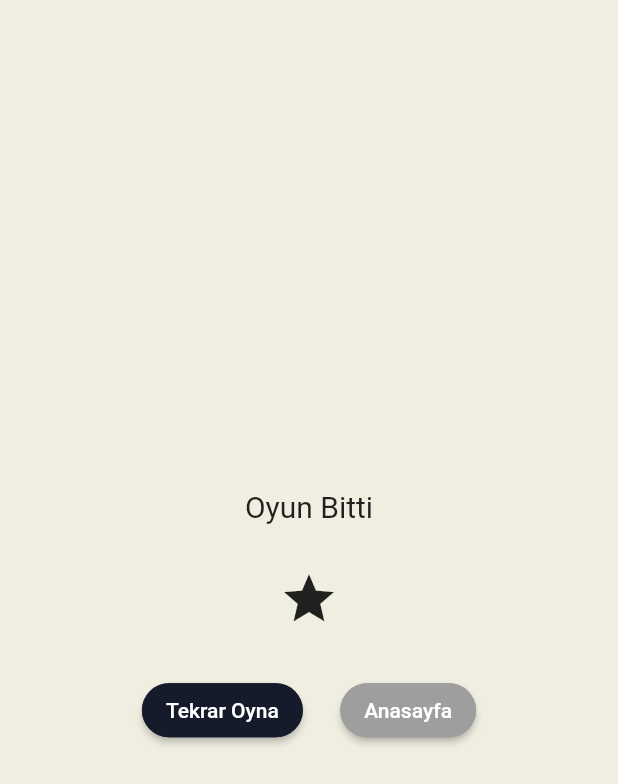
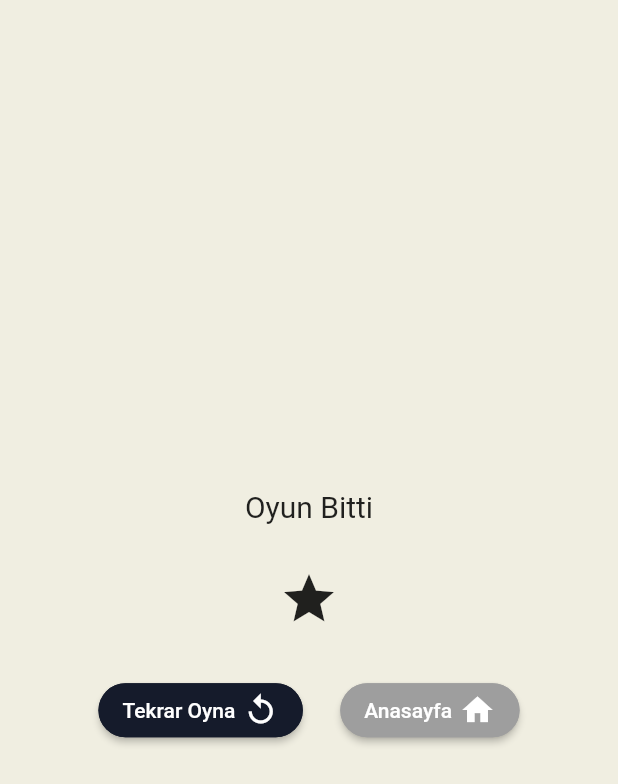
Before and after one commit to abdullahturkmen/bubbles_pop, a Flutter app: the GameOver screen opened directly with empty values, on a phone screen of 412 x 824 dp. Shown: the top 784 px of the screen. Run offline on Flutter 3.47's test engine with Material 2 defaults, Android fonts, the light colour scheme and no system bars; our stand-ins replace circular_countdown_timer, confetti, just_audio.

Commit message:
splash screen changes and icon added buttons

```diff
--- a/lib/game.dart
+++ b/lib/game.dart
@@ -102,7 +102,7 @@ class _GamePageState extends State<GamePage> {
       }
 
       _controller.restart(duration: _counter);
-      player.setAsset('lib/assets/sounds/ding-sound.mp3');
+      player.setAsset('lib/assets/sounds/dong-sound.mp3');
       player.setSpeed(2.0);
       player.play();
     });
--- a/lib/game_over.dart
+++ b/lib/game_over.dart
@@ -41,16 +41,28 @@ class GameOver extends StatelessWidget {
                   children: [
                     ElevatedButton(
                       style: ButtonStyle(
-                          backgroundColor: MaterialStateProperty.all<Color>(
-                              Color(0xFF151B2B)),
+                        backgroundColor:
+                            MaterialStateProperty.all<Color>(Color(0xFF151B2B)),
                         shape:
                             MaterialStateProperty.all<RoundedRectangleBorder>(
                           RoundedRectangleBorder(
                             borderRadius: BorderRadius.circular(18.0),
                             side: BorderSide(
-                                          color: Color(0xFF151B2B),
-                                          width: 2.0)))),
-                      child: const Text("Tekrar Oyna"),
+                                color: Color(0xFF151B2B), width: 2.0),
+                          ),
+                        ),
+                      ),
+                      child: Row(
+                        children: [
+                          const Text("Tekrar Oyna"),
+                          SizedBox(
+                            width: 5,
+                          ),
+                          const Icon(
+                            Icons.replay,
+                          ),
+                        ],
+                      ),
                       onPressed: () {
                         Navigator.push(
                           context,
@@ -66,19 +78,32 @@ class GameOver extends StatelessWidget {
                         style: ButtonStyle(
                           backgroundColor:
                               MaterialStateProperty.all<Color>(Colors.grey),
-                            shape: MaterialStateProperty.all<
-                                    RoundedRectangleBorder>(
+                          shape:
+                              MaterialStateProperty.all<RoundedRectangleBorder>(
                             RoundedRectangleBorder(
                               borderRadius: BorderRadius.circular(18.0),
-                                    side: BorderSide(
-                                        color: Colors.grey, width: 2.0)))),
+                              side: BorderSide(color: Colors.grey, width: 2.0),
+                            ),
+                          ),
+                        ),
                         onPressed: () {
                           Navigator.pushReplacement(
                             context,
                             MaterialPageRoute(
-                                  builder: (context) => const StartGame()));
+                                builder: (context) => const StartGame()),
+                          );
                         },
-                        child: Text("Anasayfa"))
+                        child: Row(
+                          children: [
+                            Text("Anasayfa"),
+                            SizedBox(
+                              width: 5,
+                            ),
+                            const Icon(
+                              Icons.home,
+                            ),
+                          ],
+                        ))
                   ],
                 ),
               ],
```
Also changed, not shown: lib/home.dart (+14 -2 lines), lib/main.dart (+36 -3 lines), lib/assets/images/splash-screen-gradient-bg.jpeg (added), lib/assets/images/splash-screen-img.gif (deleted). Lines whose indentation alone changed are shown as unchanged.
